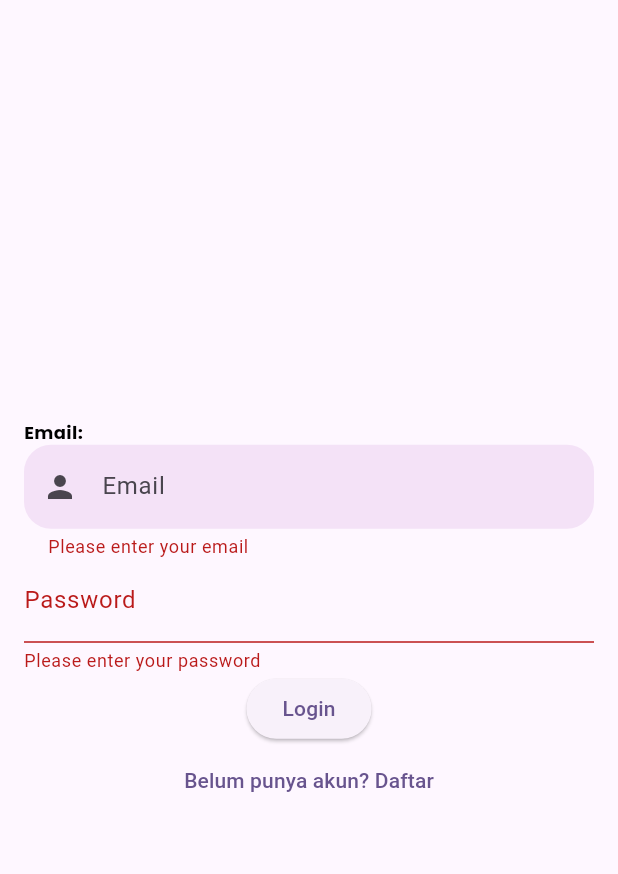
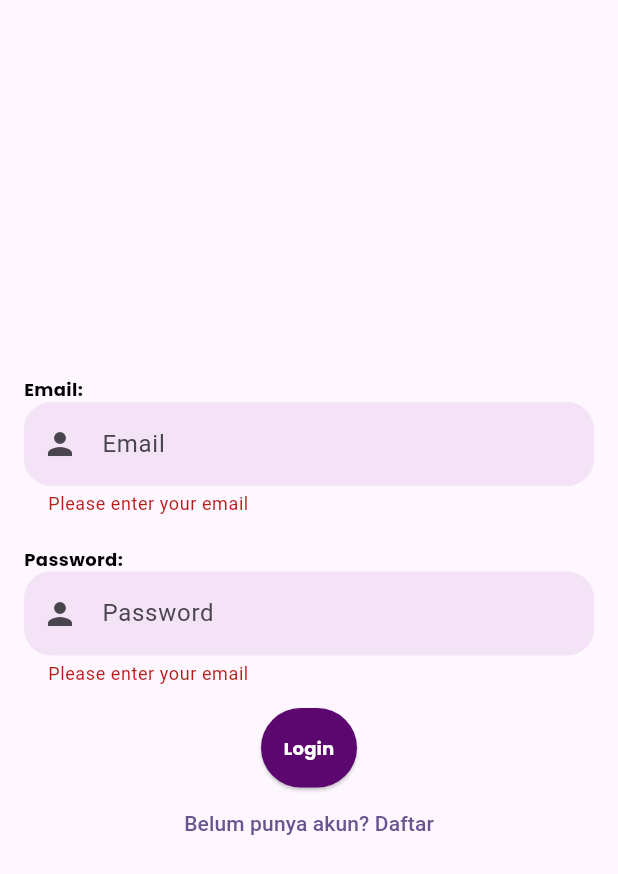
Before and after one commit to Alan21103/20220140127_UCP1Flutter, a Flutter app: the LoginPage screen opened directly, after a tap on "Login", on a phone screen of 412 x 824 dp. Shown: the top 874 px of the screen. Run offline on Flutter 3.47's test engine with Material 3 defaults, Android fonts, the phone set to English and light mode, and no system bars; our stand-ins replace google_fonts.

Commit message:
Menambahkan warna pada button login

```diff
--- a/lib/presentation/loginpage.dart
+++ b/lib/presentation/loginpage.dart
@@ -47,11 +47,11 @@ class _LoginPageState extends State<LoginPage> {
                       hintText: "Email",
                       border: OutlineInputBorder(
                         borderRadius: BorderRadius.circular(18),
-                        borderSide: BorderSide.none
+                        borderSide: BorderSide.none,
                       ),
                       fillColor: Colors.purple.withOpacity(0.1),
                       filled: true,
-                      prefixIcon: const Icon(Icons.person)
+                      prefixIcon: const Icon(Icons.person),
                     ),
                     validator: (value) {
                       if (value == null || value.isEmpty) {
@@ -62,18 +62,45 @@ class _LoginPageState extends State<LoginPage> {
                   ),
                 ],
               ),
+              SizedBox(height: 20),
+              Column(
+                crossAxisAlignment: CrossAxisAlignment.start,
+                children: [
+                  Text(
+                    'Password:',
+                    style: GoogleFonts.poppins(
+                      fontSize: 12,
+                      fontWeight: FontWeight.bold,
+                      color: Colors.black,
+                    ),
+                  ),
                   TextFormField(
-                controller: passwordController,
-                decoration: const InputDecoration(labelText: 'Password'),
-                obscureText: true,
+                    controller: emailController,
+                    decoration: InputDecoration(
+                      hintText: "Password",
+                      border: OutlineInputBorder(
+                        borderRadius: BorderRadius.circular(18),
+                        borderSide: BorderSide.none,
+                      ),
+                      fillColor: Colors.purple.withOpacity(0.1),
+                      filled: true,
+                      prefixIcon: const Icon(Icons.person),
+                    ),
                     validator: (value) {
                       if (value == null || value.isEmpty) {
-                    return 'Please enter your password';
+                        return 'Please enter your email';
                       }
                       return null;
                     },
                   ),
+                ],
+              ),
+              SizedBox(height: 15),
               ElevatedButton(
+                style: ElevatedButton.styleFrom(
+                  backgroundColor: const Color.fromARGB(255, 92, 7, 111),
+                  padding: EdgeInsets.symmetric (vertical: 18),
+                ),
                 onPressed: () {
                   if (_formKey.currentState!.validate()) {
                     Navigator.pushReplacement(
@@ -82,7 +109,14 @@ class _LoginPageState extends State<LoginPage> {
                     );
                   }
                 },
-                child: Text('Login'),
+                child: Text(
+                  'Login',
+                  style: GoogleFonts.poppins(
+                    fontSize: 12,
+                    color: Colors.white,
+                    fontWeight: FontWeight.bold,
+                  ),
+                ),
               ),
               TextButton(
                 onPressed: () {
```
Lines whose indentation alone changed are shown as unchanged.
